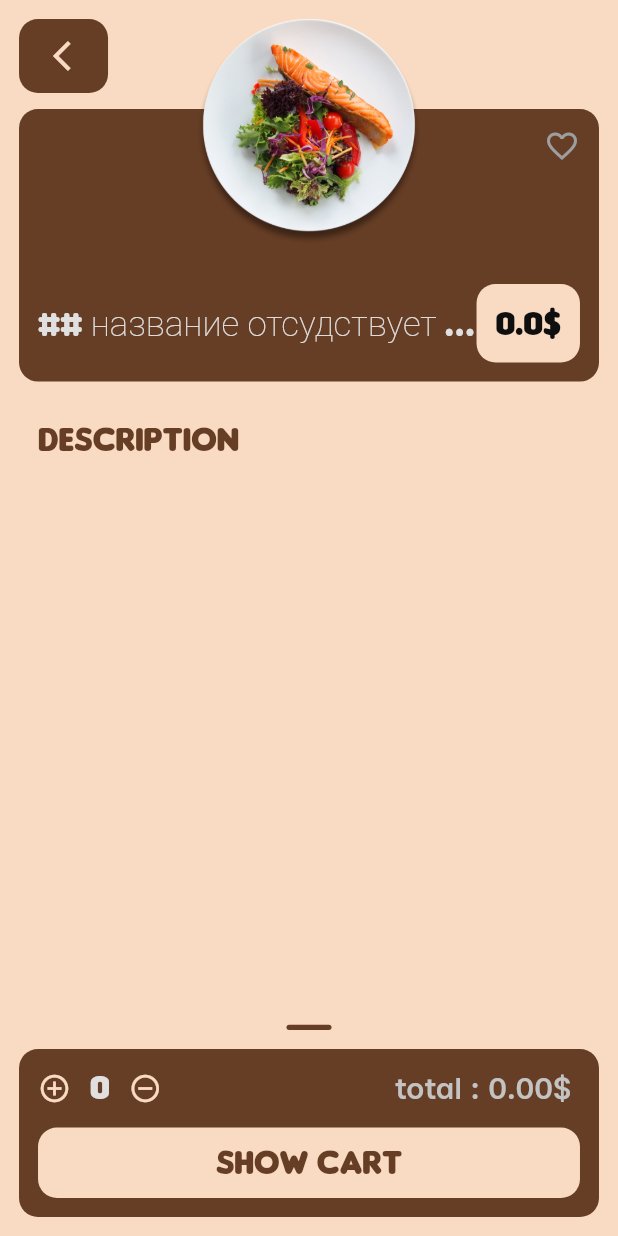
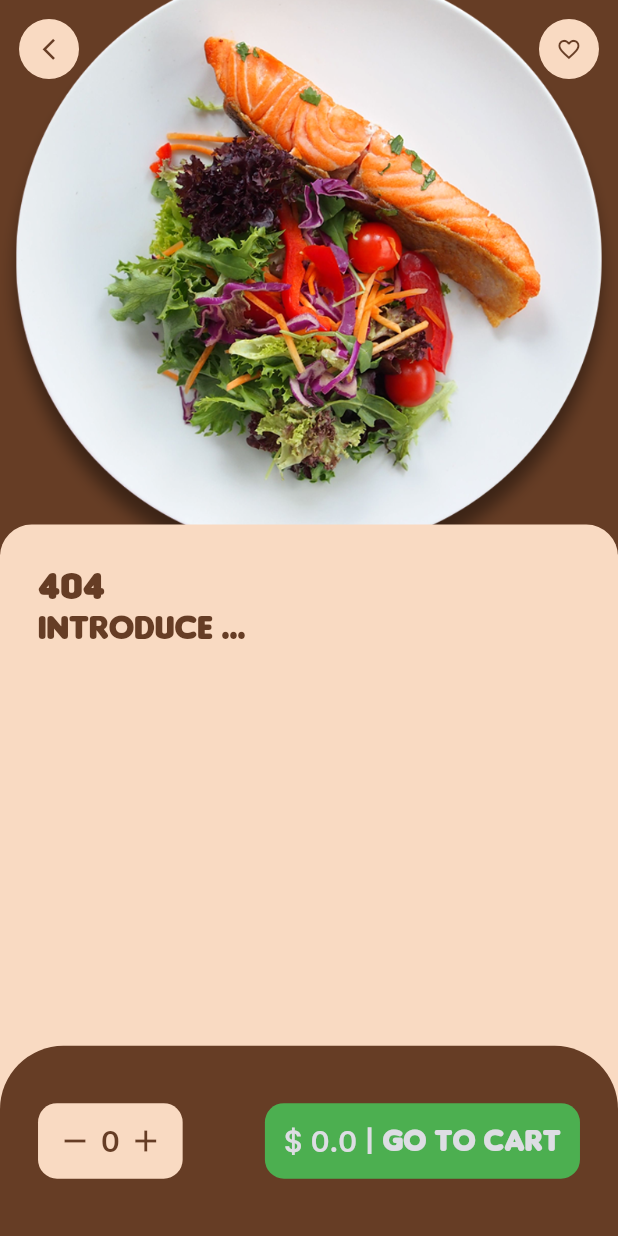
Before and after one commit to evgesha1247/eda2, a Flutter app: the DishDetaild screen opened directly, on a phone screen of 412 x 824 dp. Run offline on Flutter 3.47's test engine with Material 2 defaults, Android fonts, the phone set to English and light mode, and no system bars; our stand-ins replace dots_indicator, flutter_slidable, get, hive, hive_flutter; missing offline and left inert: bottom_nav_bar, splash_screen_view; accounts and stored records are empty.

Commit message:
переделал страницу для подробного просмотра

```diff
--- a/lib/object/dish_object.dart
+++ b/lib/object/dish_object.dart
@@ -2,7 +2,7 @@ import 'package:flutter/material.dart';
 import 'package:hive_flutter/hive_flutter.dart';
 part 'dish_object.g.dart';
 
-abstract class Category {
+abstract class DishCategory {
   static const String drinkables = 'drinkables';
   static const String mainCourse = 'mainCourse';
   static const String dessert = 'dessert';
--- a/lib/ui/screens/dish_detailed_screen/dish_detailed_model.dart
+++ b/lib/ui/screens/dish_detailed_screen/dish_detailed_model.dart
@@ -23,6 +23,7 @@ class DishDetailedModel extends ChangeNotifier {
     notifyListeners();
   }
 
+
   Future<void> toggFovarit() async {
     final crrent = _dish?.isFavorit ?? false;
     _dish?.isFavorit = !crrent;
@@ -30,4 +31,6 @@ class DishDetailedModel extends ChangeNotifier {
     notifyListeners();
   }
 
+
+
 }
--- a/lib/ui/screens/dish_detailed_screen/dish_detailed_screen.dart
+++ b/lib/ui/screens/dish_detailed_screen/dish_detailed_screen.dart
@@ -1,6 +1,8 @@
 import 'package:flutter/material.dart';
 import 'package:provider/provider.dart';
+import 'package:text/object/dish_object.dart';
 import 'package:text/ui/theme/theme_app.dart';
+import 'package:text/ui/widgets/icon/my_icon.dart';
 import 'package:text/ui/widgets/text/big_text.dart';
 import 'package:text/ui/widgets/text/small_text.dart';
 import '../../../object/cart_object.dart';
@@ -21,7 +23,6 @@ late final DishDetailedModel _model;
     _model = DishDetailedModel(dishKey: widget.dishKey);
   }
 
-
   @override
   Widget build(BuildContext context) {
     DishDetailedModel? model = _model;
@@ -36,238 +37,84 @@ class DishDetaild extends StatelessWidget {
   const DishDetaild({Key? key}) : super(key: key);
   @override
   Widget build(BuildContext context) {
+    final cartModel = context.watch<CartModel>();
+    final dishModel = context.watch<DishDetailedModel>();
+    final dishkey = dishModel.dish?.id ?? '';
+    final number = cartModel.namber(dishkey);
+    final subTotal = cartModel.subTotal(dishkey).toStringAsFixed(1);
     return Scaffold(
-      body: SafeArea(
-        child: Padding(
-          padding: EdgeInsets.all(ThemeAppSize.kInterval12),
-          child: Column(
-            children: [
-              const _DishDetailedHederWidget(),
-              SizedBox(height: ThemeAppSize.kInterval12),
-              const _DishDetailedDescription(),
-              SizedBox(height: ThemeAppSize.kInterval12),
-              const _DishDetailedButtonBar(),
-            ],
+      body: const _DishDetailedBody(),
+      bottomNavigationBar: Container(
+        height: ThemeAppSize.kDetaildButtomContainer,
+        padding: EdgeInsets.all(ThemeAppSize.kInterval24),
+        decoration: BoxDecoration(
+          color: ThemeAppColor.kFrontColor,
+          borderRadius: BorderRadius.vertical(
+            top: Radius.circular(ThemeAppSize.kRadius20 * 2),
           ),
         ),
-      ),
-    );
-  }
-}
-
-class _DishDetailedHederWidget extends StatelessWidget {
-  const _DishDetailedHederWidget({Key? key}) : super(key: key);
-  @override
-  Widget build(BuildContext context) {
-    return Stack(
-      children: const [
-        _DishDetailedContainer(),
-        _DishDetailedImg(),
-        _DishDetailedButtonBack(),
-      ],
-    );
-  }
-}
-
-class _DishDetailedContainer extends StatelessWidget {
-  const _DishDetailedContainer({Key? key}) : super(key: key);
-  @override
-  Widget build(BuildContext context) {
-    return Container(
-      width: double.infinity,
-      decoration: BoxDecoration(
-        borderRadius: ThemeAppFun.decoration(),
-        color: ThemeAppColor.kFrontColor,
-      ),
-      margin: const EdgeInsets.only(top: 60),
-      padding: EdgeInsets.all(ThemeAppSize.kInterval12),
-      child: const _DishDetailedContainerText(),
-    );
-  }
-}
-
-class _DishDetailedImg extends StatelessWidget {
-  const _DishDetailedImg({Key? key}) : super(key: key);
-  @override
-  Widget build(BuildContext context) {
-    final model = context.watch<DishDetailedModel>();
-    final imgUrl = model.dish?.imgUrl ?? 'assets/imgs/food2.png';
-    return Center(
-      child: Container(
-        decoration:
-            BoxDecoration(borderRadius: ThemeAppFun.decoration(radius: 50)),
-        clipBehavior: Clip.hardEdge,
-        child: Image.asset(imgUrl, height: 150, fit: BoxFit.contain),
-      ),
-    );
-  }
-}
-
-class _DishDetailedContainerText extends StatelessWidget {
-  const _DishDetailedContainerText({Key? key}) : super(key: key);
-  @override
-  Widget build(BuildContext context) {
-    final model = context.watch<DishDetailedModel>();
-    final title = model.dish?.name ?? '## название отсудствует ##';
-    final price = model.dish?.price ?? 00;
-    return Column(
-      crossAxisAlignment: CrossAxisAlignment.start,
-      mainAxisAlignment: MainAxisAlignment.spaceBetween,
-      children: [
-        const _ButtBookmark(),
-        const SizedBox(height: 80),
-        Row(
-          mainAxisAlignment: MainAxisAlignment.spaceBetween,
-          children: [
-            Expanded(child: BigText(text: title)),
-            Container(
-              decoration: BoxDecoration(
-                borderRadius: ThemeAppFun.decoration(),
-                color: ThemeAppColor.kBGColor,
-              ),
-              child: Padding(
-                padding: EdgeInsets.all(ThemeAppSize.kInterval12),
-                child: BigText(
-                  text: '$price\$',
-                  color: ThemeAppColor.kBlack,
-                ),
-              ),
-            ),
-          ],
-        ),
-      ],
-    );
-  }
-}
-
-class _ButtBookmark extends StatelessWidget {
-  const _ButtBookmark({Key? key}) : super(key: key);
-  @override
-  Widget build(BuildContext context) {
-    final model = context.watch<DishDetailedModel>();
-    final isFavorit = model.dish?.isFavorit ?? false;
-    return GestureDetector(
-      onTap: () => model.toggFovarit(),
-      child: Align(
-        alignment: Alignment.topRight,
-        child: isFavorit
-            ? const Icon(Icons.favorite, color: ThemeAppColor.kBGColor)
-            : const Icon(Icons.favorite_border, color: Colors.grey),
-      ),
-    );
-  }
-}
-
-class _DishDetailedDescription extends StatelessWidget {
-  const _DishDetailedDescription({Key? key}) : super(key: key);
-  @override
-  Widget build(BuildContext context) {
-    final model = context.watch<DishDetailedModel>();
-    final description = model.dish?.description ?? '';
-    return Expanded(
-      child: Column(
+        child: Row(
           mainAxisAlignment: MainAxisAlignment.spaceBetween,
           children: [
             Container(
-            width: double.infinity,
               padding: EdgeInsets.all(ThemeAppSize.kInterval12),
-            child: SingleChildScrollView(
-              child: Column(
-                crossAxisAlignment: CrossAxisAlignment.start,
+              decoration: BoxDecoration(
+                color: ThemeAppColor.kBGColor,
+                borderRadius: ThemeAppFun.decoration(
+                  radius: ThemeAppSize.kRadius12,
+                ),
+              ),
+              child: Row(
                 children: [
-                  const BigText(
-                    text: 'description',
+                  GestureDetector(
+                    onTap: () => cartModel.updataSubOne(dishkey),
+                    child: const Icon(
+                      Icons.remove,
                       color: ThemeAppColor.kFrontColor,
                     ),
-                  SizedBox(height: ThemeAppSize.kInterval12),
+                  ),
+                  SizedBox(width: ThemeAppSize.kInterval5),
                   SmallText(
-                    text: description,
+                    text: '$number',
                     color: ThemeAppColor.kFrontColor,
                   ),
-                ],
-              ),
-            ),
-          ),
-          const _MarcetWidget(),
-        ],
-      ),
-    );
-  }
-}
-
-class _DishDetailedButtonBar extends StatelessWidget {
-  const _DishDetailedButtonBar({Key? key}) : super(key: key);
-  @override
-  Widget build(BuildContext context) {
-    final dishModel = context.watch<DishDetailedModel>();
-    final cartModel = context.watch<CartModel>();
-    final dishkey = dishModel.dish?.id ?? '';
-    final number = cartModel.namber(dishkey);
-    final subTotal = cartModel.subTotal(dishkey).toStringAsFixed(2);
-    return Container(
-      width: double.infinity,
-      decoration: BoxDecoration(
-        borderRadius: ThemeAppFun.decoration(),
-        color: ThemeAppColor.kFrontColor,
-      ),
-      child: Padding(
-        padding: EdgeInsets.all(ThemeAppSize.kInterval12),
-        child: Column(
-          children: [
-            Row(
-              mainAxisAlignment: MainAxisAlignment.spaceBetween,
-              mainAxisSize: MainAxisSize.max,
-              children: [
-                Row(
-                  children: [
+                  SizedBox(width: ThemeAppSize.kInterval5),
                   GestureDetector(
-                      onTap: () {
-                        cartModel.addItem(
+                    onTap: () => cartModel.addItem(
                         dishId: dishModel.dish?.id,
                         price: dishModel.dish?.price,
                         name: dishModel.dish?.name,
-                          imgUrl: dishModel.dish?.imgUrl,
-                        );
-                      },
+                        imgUrl: dishModel.dish?.imgUrl),
                     child: const Icon(
-                        Icons.add_circle_outline,
-                        size: 22,
-                        color: ThemeAppColor.kBGColor,
-                      ),
-                    ),
-                    SizedBox(width: ThemeAppSize.kInterval12),
-                    BigText(text: '$number'),
-                    SizedBox(width: ThemeAppSize.kInterval12),
-                    GestureDetector(
-                      onTap: () {
-                        cartModel.updataSubOne(dishkey);
-                      },
-                      child: const Icon(
-                        Icons.remove_circle_outline,
-                        size: 22,
-                        color: ThemeAppColor.kBGColor,
+                      Icons.add,
+                      color: ThemeAppColor.kFrontColor,
                     ),
                   )
                 ],
               ),
-                Row(children: [SmallText(text: 'total : $subTotal\$ ')])
-              ],
             ),
-            SizedBox(height: ThemeAppSize.kInterval12),
             GestureDetector(
               onTap: () => dishModel.showCart(context),
               child: Container(
-                padding: const EdgeInsets.symmetric(vertical: 10),
-                width: double.infinity,
+                padding: EdgeInsets.all(ThemeAppSize.kInterval12),
                 decoration: BoxDecoration(
-                  borderRadius: ThemeAppFun.decoration(),
-                  color: ThemeAppColor.kBGColor,
+                  color: Colors.green,
+                  borderRadius: ThemeAppFun.decoration(
+                    radius: ThemeAppSize.kRadius12,
                   ),
-                child: const Center(
-                  child: BigText(
-                    text: 'show cart',
-                    color: ThemeAppColor.kFrontColor,
                 ),
+                child: Row(
+                  children: [
+                    SmallText(
+                      text: '\$ $subTotal | ',
+                      color: ThemeAppColor.kWhite,
+                    ),
+                    BigText(
+                      text: 'Go to cart',
+                      color: ThemeAppColor.kWhite,
+                      size: ThemeAppSize.kFontSize20,
+                    ),
+                  ],
                 ),
               ),
             ),
@@ -278,32 +125,97 @@ class _DishDetailedButtonBar extends StatelessWidget {
   }
 }
 
-class _DishDetailedButtonBack extends StatelessWidget {
-  const _DishDetailedButtonBack({Key? key}) : super(key: key);
+class _DishDetailedBody extends StatelessWidget {
+  const _DishDetailedBody();
   @override
   Widget build(BuildContext context) {
-    final model = context.read<DishDetailedModel>();
-    return GestureDetector(
-      onTap: () => model.showMenu(context),
+    final model = context.watch<DishDetailedModel>();
+    final imgUrl = model.dish?.imgUrl ?? 'assets/imgs/food2.png';
+    final name = model.dish?.name ?? '404';
+    return Stack(
+      children: [
+        // img
+        Positioned(
+          left: 0,
+          right: 0,
           child: Container(
+            height: ThemeAppSize.kDetaildImgContainer,
+            width: double.maxFinite,
             decoration: BoxDecoration(
-          borderRadius: ThemeAppFun.decoration(),
+              image: DecorationImage(
+                fit: BoxFit.cover,
+                image: AssetImage(imgUrl),
+              ),
               color: ThemeAppColor.kFrontColor,
             ),
-        padding: EdgeInsets.only(
-          top: ThemeAppSize.kInterval12,
-          bottom: ThemeAppSize.kInterval12,
-          left: ThemeAppSize.kInterval12 + 10,
-          right: ThemeAppSize.kInterval12,
-        ),
-        child: const Icon(
-          Icons.arrow_back_ios,
-          color: ThemeAppColor.kBGColor,
           ),
         ),
+        // icon
+        Positioned(
+          top: ThemeAppSize.kInterval12,
+          left: ThemeAppSize.kInterval12,
+          right: ThemeAppSize.kInterval12,
+          child: Row(
+            mainAxisAlignment: MainAxisAlignment.spaceBetween,
+            children: [
+              GestureDetector(
+                  onTap: () => model.showMenu(context),
+                  child: const MyIcon(icon: Icons.arrow_back_ios_new)),
+              GestureDetector(
+                onTap: () => model.toggFovarit(),
+                child: model.dish?.isFavorit == true
+                    ? const MyIcon(
+                        icon: Icons.favorite,
+                        iconColor: ThemeAppColor.kAccent,
+                      )
+                    : const MyIcon(
+                        icon: Icons.favorite_border,
+                      ),
+              ),
+            ],
+          ),
+        ),
+        // info
+        Positioned(
+          top: ThemeAppSize.kDetaildImgContainer - 20,
+          left: 0,
+          right: 0,
+          bottom: 0,
+          child: Container(
+            padding: EdgeInsets.all(ThemeAppSize.kInterval24),
+            decoration: BoxDecoration(
+              color: ThemeAppColor.kBGColor,
+              borderRadius: BorderRadius.vertical(
+                top: Radius.circular(ThemeAppSize.kRadius20),
+              ),
+            ),
+            child: Column(
+              crossAxisAlignment: CrossAxisAlignment.start,
+              children: [
+                BigText(
+                  text: name,
+                  color: ThemeAppColor.kFrontColor,
+                  size: ThemeAppSize.kFontSize25,
+                ),
+                const BigText(
+                  text: 'Introduce ... ',
+                  color: ThemeAppColor.kFrontColor,
+                  //size: ThemeAppSize.kFontSize18,
+                )
+              ],
+            ),
+          ),
+        ),
+
+      ],
     );
   }
 }
+
+//////////////////////////////////////
+
+
+
 
 class _MarcetWidget extends StatelessWidget {
   const _MarcetWidget({Key? key}) : super(key: key);
--- a/lib/ui/screens/favorite_screen/favorite_model.dart
+++ b/lib/ui/screens/favorite_screen/favorite_model.dart
@@ -1,4 +1,5 @@
 import 'package:flutter/cupertino.dart';
+import 'package:flutter/foundation.dart';
 import 'package:hive_flutter/hive_flutter.dart';
 
 import '../../../box_menager/box_menager.dart';
@@ -12,12 +13,12 @@ class FavoriteModel extends ChangeNotifier {
   late final Future<Box<Dish>> _box;
   final _itemsFovarit = <Dish>[];
   List<Dish> get itemsFovarit => _itemsFovarit.toList();
-
   Future<void> _setup() async {
     _box = BoxManadger.instance.openBoxDish();
     _loadFavoritDish();
     (await _box).listenable().addListener(_loadFavoritDish);
   }
+
 
   Future<void> _loadFavoritDish() async {
     for (var element in (await _box).values) {
--- a/lib/ui/screens/guiding_screen/guiding_screen.dart
+++ b/lib/ui/screens/guiding_screen/guiding_screen.dart
@@ -50,7 +50,7 @@ class _FooterBottomBarWidget extends StatelessWidget {
     return BottomNavBar(
       curve: Curves.easeInOutCubicEmphasized,
       showElevation: false,
-      itemCornerRadius: ThemeAppSize.kRadius,
+      itemCornerRadius: ThemeAppSize.kRadius20,
       selectedIndex: currentIndexTab,
       containerHeight: 60,
       containerPadding: const EdgeInsets.only(top: 8),
--- a/lib/ui/screens/home_screen/home_model.dart
+++ b/lib/ui/screens/home_screen/home_model.dart
@@ -17,24 +17,24 @@ class HomeModel extends ChangeNotifier {
 
   final _itemsMainCourse = <Dish>[];
   List<Dish> get itemsMainCourse => _itemsMainCourse.toList();
-
   Future<void> _setup() async {
     _box = BoxManadger.instance.openBoxDish();
     await _readDishData();
     (await _box).listenable().addListener(_readDishData);
   }
 
+
   Future<void> _readDishData() async {
     // final dish = Dish(
     //   id: '${DateTime.now()}',
-    //   name: 'qwe3',
+    //   name: 'qwe5',
     //   price: 200.0,
-    //   isHot: true,
-    //   imgUrl: ConstAppImgURL.imgURLPromo3,
-    //   category: Category.mainCourse,
+    //   isHot: false,
+    //   imgUrl: ThemeAppImgURL.imgURLPromo3,
+    //   category: Category.drinkables,
     //   description: 'Lorem dolor ipsum dolor ipsum dolor ipsum',
     // );
-    // await box.add(dish);
+    // (await _box).add(dish);
     //await box.clear();
     _loadHotDish();
     _loadMainCourse();
@@ -60,11 +60,11 @@ class HomeModel extends ChangeNotifier {
 
   Future<void> _loadMainCourse() async {
     for (var element in (await _box).values) {
-      if (element.category == Category.mainCourse &&
+      if (element.category == DishCategory.mainCourse &&
           !_itemsMainCourse.contains(element)) {
         _itemsMainCourse.add(element);
       }
-      if (element.category != Category.mainCourse) {
+      if (element.category != DishCategory.mainCourse) {
         _itemsMainCourse.remove(element);
       }
     }
--- a/lib/ui/screens/home_screen/home_screen.dart
+++ b/lib/ui/screens/home_screen/home_screen.dart
@@ -70,6 +70,7 @@ class _ItemsPromoWidgetState extends State<_ItemsPromoWidget> {
   var _currPageValue = 0.0;
   final double _scaleFactore = 0.85;
   final double _height = ThemeAppSize.kPageViewContainer;
+
   PageController pageController = PageController(viewportFraction: .85);
   @override
   void initState() {
@@ -85,6 +86,7 @@ class _ItemsPromoWidgetState extends State<_ItemsPromoWidget> {
   void dispose() {
     super.dispose();
     pageController.dispose();
+
   }
 
   @override
@@ -320,7 +322,7 @@ class _PopularListBuilderWidget extends StatelessWidget {
                     decoration: BoxDecoration(
                       color: ThemeAppColor.kAccent2,
                       borderRadius: BorderRadius.horizontal(
-                        right: Radius.circular(ThemeAppSize.kRadius),
+                        right: Radius.circular(ThemeAppSize.kRadius20),
                       ),
                     ),
                     child: Padding(
--- a/lib/ui/screens/menu_screnn/manu_model.dart
+++ b/lib/ui/screens/menu_screnn/manu_model.dart
@@ -1,4 +1,5 @@
 import 'package:flutter/cupertino.dart';
+
 import 'package:hive_flutter/hive_flutter.dart';
 
 import '../../../box_menager/box_menager.dart';
@@ -14,11 +15,14 @@ class MenuModel extends ChangeNotifier {
   var _items = <Dish>[];
   List<Dish> get items => _items;
 
+
   Future<void> _setup() async {
     _box = BoxManadger.instance.openBoxDish();
     _readDishData();
     (await _box).listenable().addListener(_readDishData);
   }
+
+
 
   Future<void> _readDishData() async {
     _items = (await _box).values.toList();
--- a/lib/ui/theme/theme_app.dart
+++ b/lib/ui/theme/theme_app.dart
@@ -28,10 +28,13 @@ abstract class ThemeAppSize {
   static double kScreensWidth = Get.context!.width;
 
 // отступы
-  static double kRadius = kScreensHeight / (height / 12);
+  static double kRadius12 = kScreensHeight / (height / 12);
+  static double kRadius20 = kScreensHeight / (height / 20);
   static double kInterval5 = kScreensHeight / (height / 5);
   static double kInterval12 = kScreensHeight / (height / 12);
   static double kInterval24 = kScreensHeight / (height / 24);
+// iconSize
+  static double kIcon16 = kScreensHeight / (height / 16);
 
 // home screen
   // page view
@@ -41,6 +44,9 @@ abstract class ThemeAppSize {
   // list view
   static double kListViewImgSize = kScreensWidth / (width / 120);
   static double kListViewTextContainer = kScreensWidth / (width / 100);
+  // ditalit
+  static double kDetaildImgContainer = kScreensHeight / (height / 350);
+  static double kDetaildButtomContainer = kScreensHeight / (height / 120);
 
 
 /// fonts
@@ -55,7 +61,7 @@ abstract class ThemeAppSize {
 abstract class ThemeAppFun {
   static decoration({double radius = 0}) {
     return BorderRadius.all(
-      Radius.circular(radius == 0 ? ThemeAppSize.kRadius : radius),
+      Radius.circular(radius == 0 ? ThemeAppSize.kRadius20 : radius),
     );
   }
 }
--- a/lib/ui/widgets/header_widget/header_widget.dart
+++ b/lib/ui/widgets/header_widget/header_widget.dart
@@ -12,7 +12,7 @@ class HederWidget extends StatelessWidget {
   @override
   Widget build(BuildContext context) {
     InputBorder styleSearch = OutlineInputBorder(
-      borderRadius: BorderRadius.all(Radius.circular(ThemeAppSize.kRadius)),
+      borderRadius: BorderRadius.all(Radius.circular(ThemeAppSize.kRadius20)),
       borderSide: const BorderSide(style: BorderStyle.none),
     );
 
--- /dev/null
+++ b/lib/ui/widgets/icon/my_icon.dart
@@ -0,0 +1,33 @@
+import 'package:flutter/material.dart';
+import 'package:text/ui/theme/theme_app.dart';
+
+class MyIcon extends StatelessWidget {
+  final IconData icon;
+  final double size;
+  final Color iconColor;
+  final Color bgColor;
+  const MyIcon({
+    Key? key,
+    required this.icon,
+    this.size = 40,
+    this.iconColor = const Color.fromARGB(255, 102, 61, 37),
+    this.bgColor = const Color.fromARGB(255, 249, 218, 194),
+  }) : super(key: key);
+
+  @override
+  Widget build(BuildContext context) {
+    return Container(
+      width: size,
+      height: size,
+      decoration: BoxDecoration(
+        borderRadius: BorderRadius.circular(size / 2),
+        color: bgColor,
+      ),
+      child: Icon(
+        icon,
+        color: iconColor,
+        size: ThemeAppSize.kIcon16,
+      ),
+    );
+  }
+}
```
Lines whose indentation alone changed are shown as unchanged.
